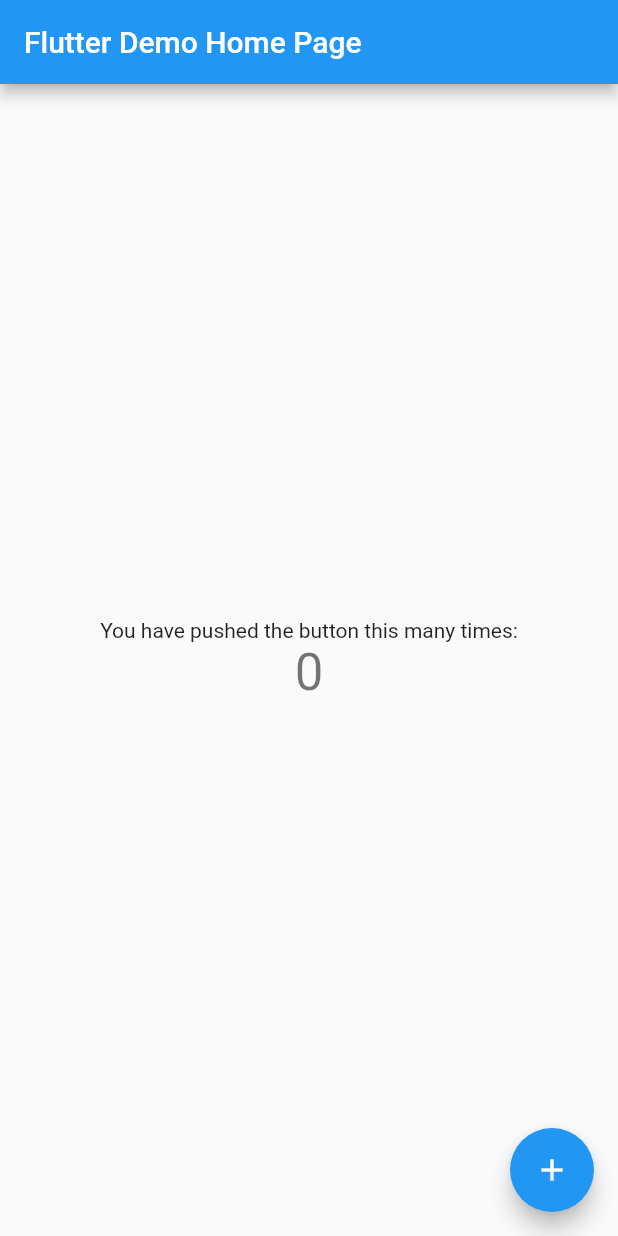
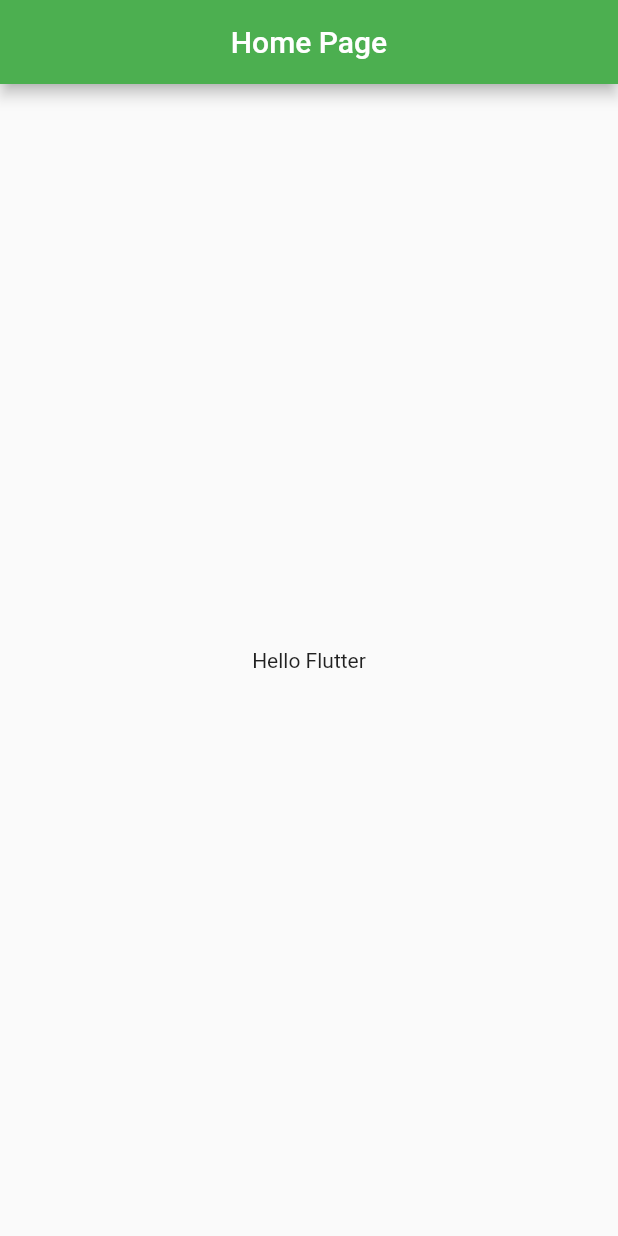
Before and after one commit to bzamanbd/my_flutter_study, a Flutter app: the screen it shows after launch, on a phone screen of 412 x 824 dp. Run offline on Flutter 3.47's test engine with Material 2 defaults, Android fonts, the phone set to English and light mode, and no system bars.

Commit message:
first commit completed

```diff
--- a/lib/main.dart
+++ b/lib/main.dart
@@ -1,115 +1,20 @@
 import 'package:flutter/material.dart';
-
-void main() {
-  runApp(const MyApp());
-}
-
+import '../pages/home_page.dart';
+void main()=>runApp(const MyApp());
 class MyApp extends StatelessWidget {
   const MyApp({Key? key}) : super(key: key);
 
-  // This widget is the root of your application.
   @override
   Widget build(BuildContext context) {
     return MaterialApp(
-      title: 'Flutter Demo',
+      debugShowCheckedModeBanner: false,
+      title: 'Hello Flutter',
       theme: ThemeData(
-        // This is the theme of your application.
-        //
-        // Try running your application with "flutter run". You'll see the
-        // application has a blue toolbar. Then, without quitting the app, try
-        // changing the primarySwatch below to Colors.green and then invoke
-        // "hot reload" (press "r" in the console where you ran "flutter run",
-        // or simply save your changes to "hot reload" in a Flutter IDE).
-        // Notice that the counter didn't reset back to zero; the application
-        // is not restarted.
-        primarySwatch: Colors.blue,
+        primarySwatch: Colors.green,
       ),
-      home: const MyHomePage(title: 'Flutter Demo Home Page'),
+      // routes: ,
+      // initialRoute: ,
+      home: const HomePage(),
     );
   }
 }
-
-class MyHomePage extends StatefulWidget {
-  const MyHomePage({Key? key, required this.title}) : super(key: key);
-
-  // This widget is the home page of your application. It is stateful, meaning
-  // that it has a State object (defined below) that contains fields that affect
-  // how it looks.
-
-  // This class is the configuration for the state. It holds the values (in this
-  // case the title) provided by the parent (in this case the App widget) and
-  // used by the build method of the State. Fields in a Widget subclass are
-  // always marked "final".
-
-  final String title;
-
-  @override
-  State<MyHomePage> createState() => _MyHomePageState();
-}
-
-class _MyHomePageState extends State<MyHomePage> {
-  int _counter = 0;
-
-  void _incrementCounter() {
-    setState(() {
-      // This call to setState tells the Flutter framework that something has
-      // changed in this State, which causes it to rerun the build method below
-      // so that the display can reflect the updated values. If we changed
-      // _counter without calling setState(), then the build method would not be
-      // called again, and so nothing would appear to happen.
-      _counter++;
-    });
-  }
-
-  @override
-  Widget build(BuildContext context) {
-    // This method is rerun every time setState is called, for instance as done
-    // by the _incrementCounter method above.
-    //
-    // The Flutter framework has been optimized to make rerunning build methods
-    // fast, so that you can just rebuild anything that needs updating rather
-    // than having to individually change instances of widgets.
-    return Scaffold(
-      appBar: AppBar(
-        // Here we take the value from the MyHomePage object that was created by
-        // the App.build method, and use it to set our appbar title.
-        title: Text(widget.title),
-      ),
-      body: Center(
-        // Center is a layout widget. It takes a single child and positions it
-        // in the middle of the parent.
-        child: Column(
-          // Column is also a layout widget. It takes a list of children and
-          // arranges them vertically. By default, it sizes itself to fit its
-          // children horizontally, and tries to be as tall as its parent.
-          //
-          // Invoke "debug painting" (press "p" in the console, choose the
-          // "Toggle Debug Paint" action from the Flutter Inspector in Android
-          // Studio, or the "Toggle Debug Paint" command in Visual Studio Code)
-          // to see the wireframe for each widget.
-          //
-          // Column has various properties to control how it sizes itself and
-          // how it positions its children. Here we use mainAxisAlignment to
-          // center the children vertically; the main axis here is the vertical
-          // axis because Columns are vertical (the cross axis would be
-          // horizontal).
-          mainAxisAlignment: MainAxisAlignment.center,
-          children: <Widget>[
-            const Text(
-              'You have pushed the button this many times:',
-            ),
-            Text(
-              '$_counter',
-              style: Theme.of(context).textTheme.headline4,
-            ),
-          ],
-        ),
-      ),
-      floatingActionButton: FloatingActionButton(
-        onPressed: _incrementCounter,
-        tooltip: 'Increment',
-        child: const Icon(Icons.add),
-      ), // This trailing comma makes auto-formatting nicer for build methods.
-    );
-  }
-}
--- /dev/null
+++ b/lib/pages/home_page.dart
@@ -0,0 +1,21 @@
+import 'package:flutter/material.dart';
+class HomePage extends StatelessWidget {
+  const HomePage({Key? key}) : super(key: key);
+
+  @override
+  Widget build(BuildContext context) {
+    return Scaffold(
+      appBar: AppBar(
+        title: const Text('Home Page'),
+        centerTitle: true,
+      ),
+      // drawer: ,
+      // bottomNavigationBar: ,
+      // bottomSheet: ,
+      // floatingActionButton: ,
+      body: const Center(
+        child: Text('Hello Flutter'),
+      ),
+    );
+  }
+}
```
